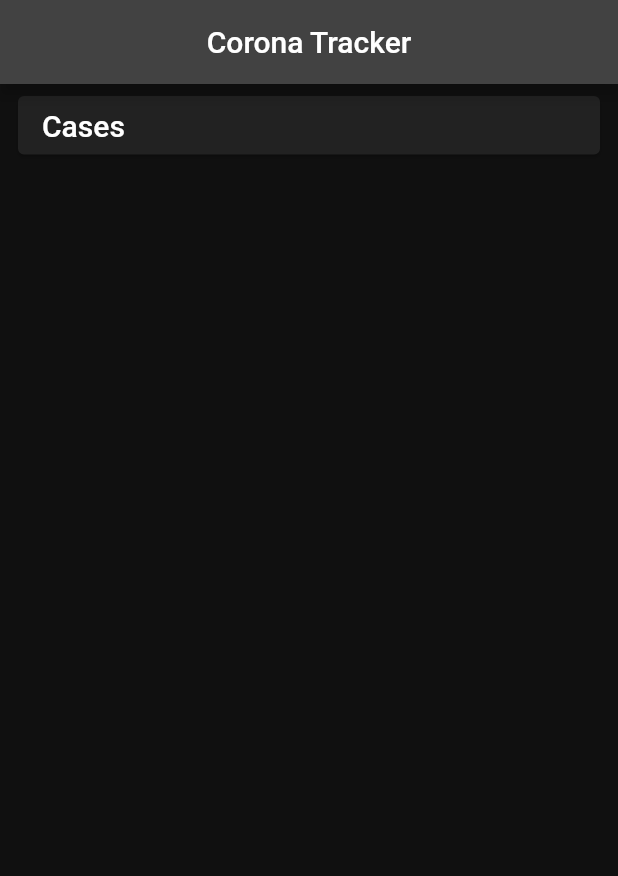
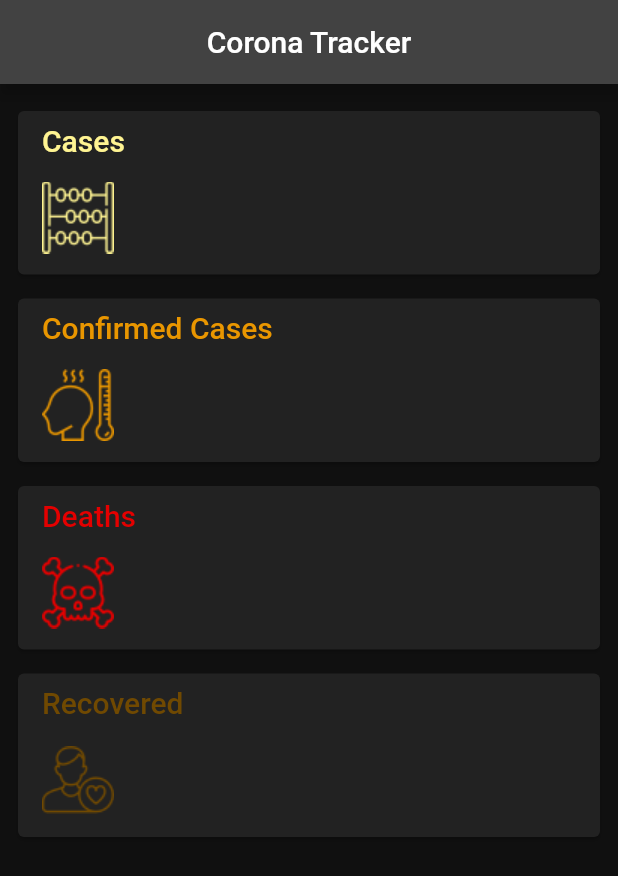
Before and after one commit to Last-dreamer/Coronavirus-Tracking-App, a Flutter app: the screen it shows after launch, on a phone screen of 412 x 824 dp. Shown: the top 876 px of the screen. Run offline on Flutter 3.47's test engine with Material 2 defaults, Android fonts, the light colour scheme and no system bars; network calls fail.

Commit message:
getting all endpoints and updating ui

```diff
--- a/lib/app/UI/dashboard.dart
+++ b/lib/app/UI/dashboard.dart
@@ -1,6 +1,6 @@
-
 import 'package:coronavirus_tracking_app/app/UI/endpoint_card.dart';
 import 'package:coronavirus_tracking_app/app/repositories/data_repository.dart';
+import 'package:coronavirus_tracking_app/app/repositories/endpoints_data.dart';
 import 'package:coronavirus_tracking_app/app/services/api.dart';
 import 'package:coronavirus_tracking_app/app/services/api_service.dart';
 import 'package:flutter/material.dart';
@@ -14,33 +14,53 @@ class DashBoard extends StatefulWidget {
 }
 
 class _DashBoardState extends State<DashBoard> {
-  String _cases = "";
+   EndPointsData? endPointsData;
 
   @override
   void initState() {
     _updateData();
+    print("String data $endPointsData");
 
     super.initState();
   }
 
+  Future<void> _updateData() async {
+
+    print("String data  2 $endPointsData");
+    final dataRep = Provider.of<DataRepository>(context, listen: false);
 
 
-  Future<void> _updateData() async {
-    final dataRep =  Provider.of<DataRepository>(context, listen: false);
-    final cases = await dataRep.getTheEndpoint(EndPoint.cases);
-    print("checking ${cases}");
+    // final mine  = await dataRep.getTheEndpoint(EndPoint.recovered);
+    // print("mine data  $mine");
+    final cases = await dataRep.getAllEndpoint();
+
+
+    print("checking $cases");
     setState(() {
-      _cases = cases.toString();
+      endPointsData = cases;
     });
+
   }
+
   @override
   Widget build(BuildContext context) {
     return Scaffold(
-      appBar: AppBar(title: const Text("Corona Tracker"), centerTitle: true,),
-      body: ListView(
-        children:  [
-          EndPointCard(endPoint: EndPoint.cases, value:_cases),
-        ],
+      appBar: AppBar(
+        title: const Text("Corona Tracker"),
+        centerTitle: true,
+      ),
+      body: RefreshIndicator(
+        onRefresh: _updateData,
+        child: ListView(
+          children: [
+            const SizedBox(height: 10,),
+            for (var endpoints in EndPoint.values)
+
+                EndPointCard(
+                    endPoint: endpoints,
+                    value: endPointsData?.value[endpoints].toString() ?? ''),
+          ],
+        ),
       ),
     );
   }
--- a/lib/app/UI/endpoint_card.dart
+++ b/lib/app/UI/endpoint_card.dart
@@ -1,24 +1,54 @@
 
 import 'package:coronavirus_tracking_app/app/services/api.dart';
 import 'package:flutter/material.dart';
+
+
+class EndPointCardData{
+  final String title;
+  final String assetsName;
+  final Color color;
+
+  EndPointCardData({required this.title, required this.assetsName, required this.color});
+
+}
 
 class EndPointCard extends StatelessWidget {
   const EndPointCard({Key? key,required this.endPoint, required this.value }) : super(key: key);
 
   final EndPoint endPoint;
   final String value;
+
+ static final Map<EndPoint, EndPointCardData> _cardTitle = {
+    EndPoint.cases: EndPointCardData(title: "Cases", assetsName: "assets/count.png", color: const Color(0xFFFFF492)),
+    EndPoint.casesConfirmed: EndPointCardData(title: "Confirmed Cases", assetsName: "assets/fever.png", color: const Color(0xFFE99600)),
+    EndPoint.deaths: EndPointCardData(title: "Deaths", assetsName: "assets/death.png", color: const Color(0xFFE40000)),
+    EndPoint.recovered: EndPointCardData(title: "Recovered", assetsName: "assets/patient.png", color: const Color(0xFF704901)),
+  };
   @override
   Widget build(BuildContext context) {
+    var cardData = _cardTitle[endPoint];
     return Padding(
         padding: const EdgeInsets.symmetric(horizontal: 8.0, vertical: 4.0),
     child: Card(
       child: Padding(
         padding: const EdgeInsets.symmetric(horizontal: 16.0,vertical: 8.0),
-        child: Row(
-          mainAxisAlignment: MainAxisAlignment.spaceBetween,
+        child: Column(
+          crossAxisAlignment: CrossAxisAlignment.start,
           children: [
-            Text("Cases", style: Theme.of(context).textTheme.headline6,),
-            Text(value, style: Theme.of(context).textTheme.bodyText1,)
+
+            Text(cardData!.title, style: Theme.of(context).textTheme.headline6!.copyWith(color: cardData.color),),
+            const SizedBox(height: 10,),
+            SizedBox(
+              height: 60,
+              child: Row(
+                mainAxisAlignment: MainAxisAlignment.spaceBetween,
+                children: [
+                  Image.asset(cardData.assetsName, color: cardData.color,),
+
+                  Text(value, style: Theme.of(context).textTheme.headline6!.copyWith(color: cardData.color, fontWeight: FontWeight.w600),)
+                ],
+              ),
+            ),
           ],
         ),
       ),
--- /dev/null
+++ b/lib/app/repositories/endpoints_data.dart
@@ -0,0 +1,18 @@
+
+import 'package:coronavirus_tracking_app/app/services/api.dart';
+
+class EndPointsData {
+  final Map<EndPoint, String> value;
+
+  EndPointsData({ required this.value });
+
+  // getters
+  String? get cases => value[EndPoint.cases];
+  String? get casesConfirmed => value[EndPoint.casesConfirmed];
+  String? get deaths => value[EndPoint.deaths];
+  String? get recovered => value[EndPoint.recovered];
+
+  @override
+  String toString() => "cases: $cases,  casesConfirmed: $casesConfirmed, deaths: $deaths, recovered: $recovered";
+
+}
--- a/lib/app/services/api.dart
+++ b/lib/app/services/api.dart
@@ -4,7 +4,6 @@ import 'package:coronavirus_tracking_app/app/services/api_keys.dart';
 
 enum EndPoint {
   cases,
-  casesSuspended,
   casesConfirmed,
   deaths,
   recovered
@@ -34,7 +33,6 @@ class API{
 
   static final Map<EndPoint, String> _paths = {
     EndPoint.cases: "cases",
-    EndPoint.casesSuspended: "casesSuspended",
     EndPoint.casesConfirmed: "casesConfirmed",
     EndPoint.deaths: "deaths",
     EndPoint.recovered: "recovered"
--- a/lib/app/services/api_keys.dart
+++ b/lib/app/services/api_keys.dart
@@ -1,4 +1,5 @@
 class ApiKeys {
   static String sandBox =
-      "e34b644b96e882725130fc0c601a5269bcd46c9032d350fc17da8c25dcdb2aaa";
+      "a221e3e661dfda2220989d0ebddc361d06cafd84fc9fe22141f6ff894dfbad0c";
+      // "8d0417e71f721d023006a82358c0e26d4a32ee82083347012815448b5c46ae36";
 }
--- a/pubspec.yaml
+++ b/pubspec.yaml
@@ -60,7 +60,8 @@ flutter:
   uses-material-design: true
 
   # To add assets to your application, add an assets section, like this:
-  # assets:
+  assets:
+    - assets/
   #   - images/a_dot_burr.jpeg
   #   - images/a_dot_ham.jpeg
 
```
Also changed, not shown: lib/app/repositories/data_repository.dart (+70 -15 lines), lib/app/services/api_service.dart (+2 -6 lines), assets/count.png (added), assets/death.png (added), assets/fever.png (added), assets/patient.png (added), assets/suspect.png (added).
